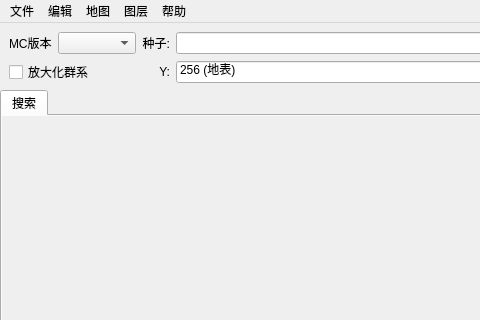
Above: src/mainwindow.ui from SunnySlopes/cubiomes-viewer before the change; both pictures show x 0 to 480 and y 0 to 320 of the 1280 by 800 pixel window. Below: the same form after it.
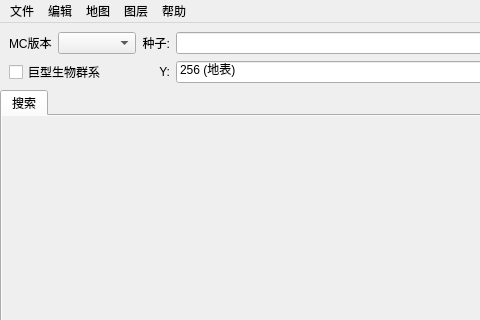
That is the form after the change. Icons and pictures are not drawn. Custom widgets are drawn as their Qt base class.

Commit message:
调整主界面文案
放大化群系->巨型生物群系

```diff
--- a/src/mainwindow.ui
+++ b/src/mainwindow.ui
@@ -87,7 +87,7 @@
           <item row="1" column="0" colspan="2">
            <widget class="QCheckBox" name="checkLarge">
             <property name="text">
-             <string>放大化群系</string>
+             <string>巨型生物群系</string>
             </property>
            </widget>
           </item>
```
